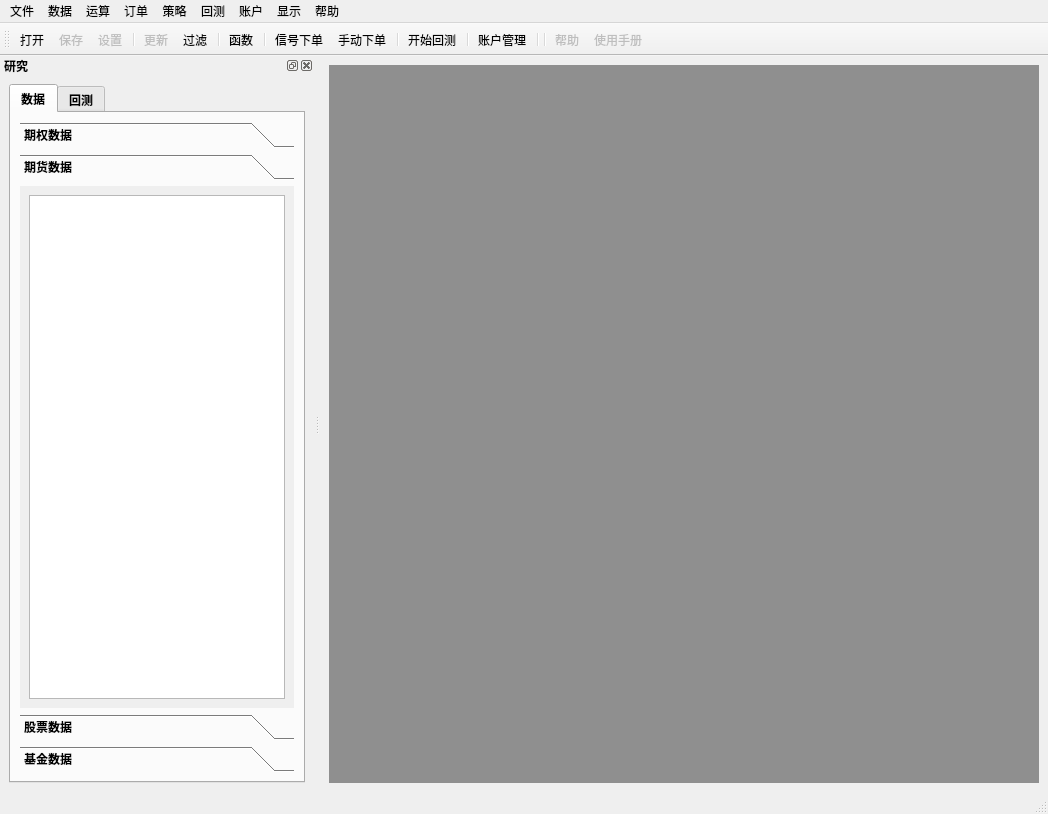
The window that ui/main.ui (fj11/backtesters) describes before a commit, drawn with Qt 5.
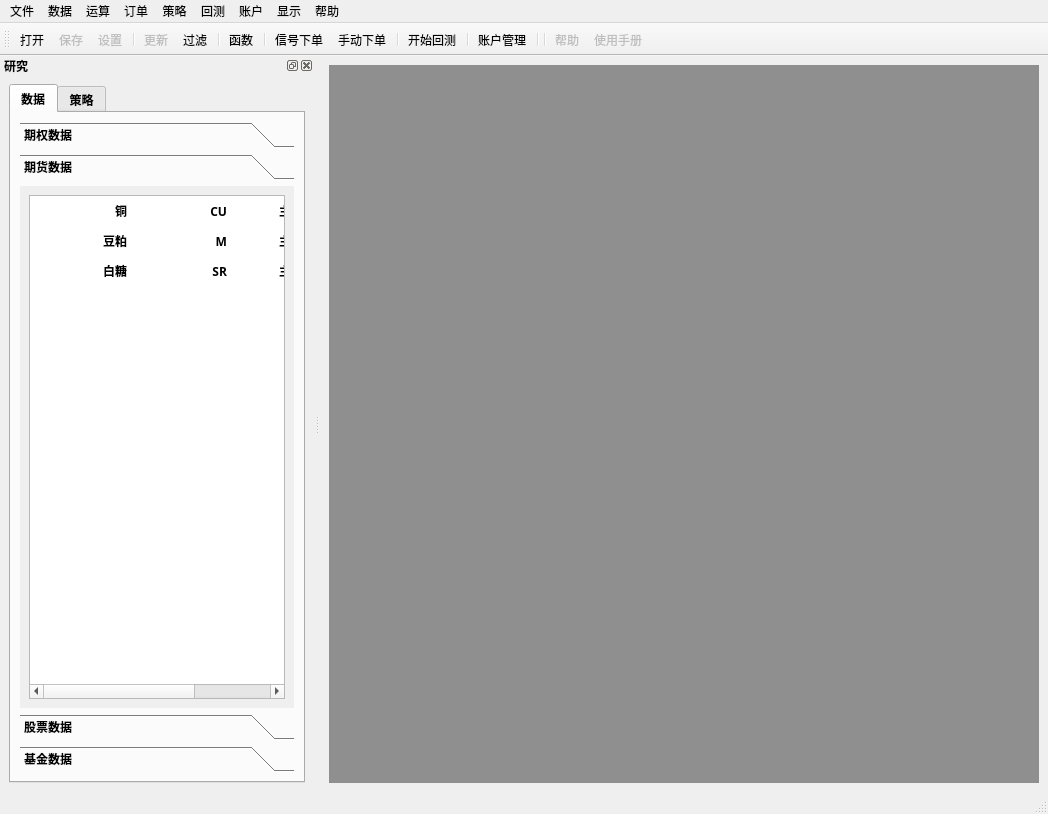
The same window after the commit. The open tabs and pages were chosen to show the change. Icons and pictures are not drawn.

What changed in the file:
```diff
--- a/ui/main.ui
+++ b/ui/main.ui
@@ -408,6 +408,18 @@
             <layout class="QHBoxLayout" name="horizontalLayout_4">
              <item>
               <widget class="QTableWidget" name="future_table_view">
+               <property name="selectionBehavior">
+                <enum>QAbstractItemView::SelectRows</enum>
+               </property>
+               <property name="textElideMode">
+                <enum>Qt::ElideRight</enum>
+               </property>
+               <property name="verticalScrollMode">
+                <enum>QAbstractItemView::ScrollPerItem</enum>
+               </property>
+               <property name="showGrid">
+                <bool>false</bool>
+               </property>
                <attribute name="horizontalHeaderVisible">
                 <bool>false</bool>
                </attribute>
@@ -418,11 +430,35 @@
                 <bool>false</bool>
                </attribute>
                <attribute name="horizontalHeaderStretchLastSection">
-                <bool>true</bool>
+                <bool>false</bool>
                </attribute>
                <attribute name="verticalHeaderVisible">
                 <bool>false</bool>
                </attribute>
+               <attribute name="verticalHeaderHighlightSections">
+                <bool>false</bool>
+               </attribute>
+               <attribute name="verticalHeaderShowSortIndicator" stdset="0">
+                <bool>false</bool>
+               </attribute>
+               <attribute name="verticalHeaderStretchLastSection">
+                <bool>false</bool>
+               </attribute>
+               <row>
+                <property name="text">
+                 <string>1</string>
+                </property>
+               </row>
+               <row>
+                <property name="text">
+                 <string>2</string>
+                </property>
+               </row>
+               <row>
+                <property name="text">
+                 <string>3</string>
+                </property>
+               </row>
                <column>
                 <property name="text">
                  <string>期货名称</string>
@@ -433,6 +469,83 @@
                  <string>期货代码</string>
                 </property>
                </column>
+               <column>
+                <property name="text">
+                 <string>合约类型</string>
+                </property>
+               </column>
+               <item row="0" column="0">
+                <property name="text">
+                 <string>铜</string>
+                </property>
+                <property name="textAlignment">
+                 <set>AlignTrailing|AlignVCenter</set>
+                </property>
+               </item>
+               <item row="0" column="1">
+                <property name="text">
+                 <string>CU</string>
+                </property>
+                <property name="textAlignment">
+                 <set>AlignTrailing|AlignVCenter</set>
+                </property>
+               </item>
+               <item row="0" column="2">
+                <property name="text">
+                 <string>主力连续</string>
+                </property>
+                <property name="textAlignment">
+                 <set>AlignTrailing|AlignVCenter</set>
+                </property>
+               </item>
+               <item row="1" column="0">
+                <property name="text">
+                 <string>豆粕</string>
+                </property>
+                <property name="textAlignment">
+                 <set>AlignTrailing|AlignVCenter</set>
+                </property>
+               </item>
+               <item row="1" column="1">
+                <property name="text">
+                 <string>M</string>
+                </property>
+                <property name="textAlignment">
+                 <set>AlignTrailing|AlignVCenter</set>
+                </property>
+               </item>
+               <item row="1" column="2">
+                <property name="text">
+                 <string>主力连续</string>
+                </property>
+                <property name="textAlignment">
+                 <set>AlignTrailing|AlignVCenter</set>
+                </property>
+               </item>
+               <item row="2" column="0">
+                <property name="text">
+                 <string>白糖</string>
+                </property>
+                <property name="textAlignment">
+                 <set>AlignTrailing|AlignVCenter</set>
+                </property>
+               </item>
+               <item row="2" column="1">
+                <property name="text">
+                 <string>SR</string>
+                </property>
+                <property name="textAlignment">
+                 <set>AlignTrailing|AlignVCenter</set>
+                </property>
+               </item>
+               <item row="2" column="2">
+                <property name="text">
+                 <string>主力连续</string>
+                </property>
+                <property name="textAlignment">
+                 <set>AlignTrailing|AlignVCenter</set>
+                </property>
+               </item>
               </widget>
              </item>
             </layout>
@@ -539,7 +652,7 @@
        </widget>
        <widget class="QWidget" name="tab_2">
         <attribute name="title">
-         <string>回测</string>
+         <string>策略</string>
         </attribute>
         <layout class="QHBoxLayout" name="horizontalLayout_7">
          <item>
```
Left out of the diff: 14 changed lines with no effect on the pictures.
